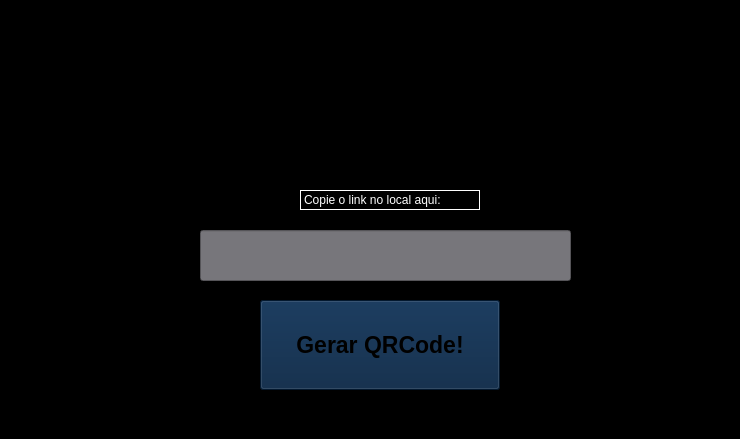
Before: the Qt Designer form painel.ui in alvarojlm/CRIADOR_QR, drawn with Qt 5.
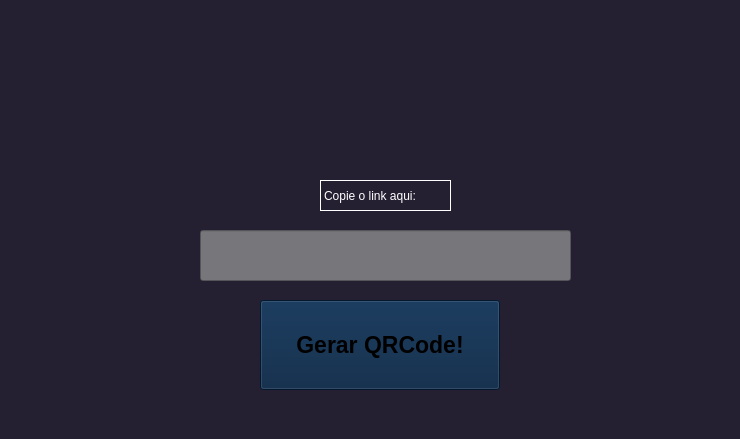
After: the same form once the commit is applied.

Patch:
```diff
--- a/painel.ui
+++ b/painel.ui
@@ -10,6 +10,151 @@
     <height>439</height>
    </rect>
   </property>
+  <property name="palette">
+   <palette>
+    <active>
+     <colorrole role="Button">
+      <brush brushstyle="SolidPattern">
+       <color alpha="255">
+        <red>36</red>
+        <green>31</green>
+        <blue>49</blue>
+       </color>
+      </brush>
+     </colorrole>
+     <colorrole role="Base">
+      <brush brushstyle="SolidPattern">
+       <color alpha="255">
+        <red>36</red>
+        <green>31</green>
+        <blue>49</blue>
+       </color>
+      </brush>
+     </colorrole>
+     <colorrole role="Window">
+      <brush brushstyle="SolidPattern">
+       <color alpha="255">
+        <red>36</red>
+        <green>31</green>
+        <blue>49</blue>
+       </color>
+      </brush>
+     </colorrole>
+     <colorrole role="Highlight">
+      <brush brushstyle="SolidPattern">
+       <color alpha="255">
+        <red>38</red>
+        <green>162</green>
+        <blue>105</blue>
+       </color>
+      </brush>
+     </colorrole>
+     <colorrole role="AlternateBase">
+      <brush brushstyle="SolidPattern">
+       <color alpha="255">
+        <red>255</red>
+        <green>255</green>
+        <blue>255</blue>
+       </color>
+      </brush>
+     </colorrole>
+    </active>
+    <inactive>
+     <colorrole role="Button">
+      <brush brushstyle="SolidPattern">
+       <color alpha="255">
+        <red>36</red>
+        <green>31</green>
+        <blue>49</blue>
+       </color>
+      </brush>
+     </colorrole>
+     <colorrole role="Base">
+      <brush brushstyle="SolidPattern">
+       <color alpha="255">
+        <red>36</red>
+        <green>31</green>
+        <blue>49</blue>
+       </color>
+      </brush>
+     </colorrole>
+     <colorrole role="Window">
+      <brush brushstyle="SolidPattern">
+       <color alpha="255">
+        <red>36</red>
+        <green>31</green>
+        <blue>49</blue>
+       </color>
+      </brush>
+     </colorrole>
+     <colorrole role="Highlight">
+      <brush brushstyle="SolidPattern">
+       <color alpha="255">
+        <red>38</red>
+        <green>162</green>
+        <blue>105</blue>
+       </color>
+      </brush>
+     </colorrole>
+     <colorrole role="AlternateBase">
+      <brush brushstyle="SolidPattern">
+       <color alpha="255">
+        <red>255</red>
+        <green>255</green>
+        <blue>255</blue>
+       </color>
+      </brush>
+     </colorrole>
+    </inactive>
+    <disabled>
+     <colorrole role="Button">
+      <brush brushstyle="SolidPattern">
+       <color alpha="255">
+        <red>36</red>
+        <green>31</green>
+        <blue>49</blue>
+       </color>
+      </brush>
+     </colorrole>
+     <colorrole role="Base">
+      <brush brushstyle="SolidPattern">
+       <color alpha="255">
+        <red>36</red>
+        <green>31</green>
+        <blue>49</blue>
+       </color>
+      </brush>
+     </colorrole>
+     <colorrole role="Window">
+      <brush brushstyle="SolidPattern">
+       <color alpha="255">
+        <red>36</red>
+        <green>31</green>
+        <blue>49</blue>
+       </color>
+      </brush>
+     </colorrole>
+     <colorrole role="Highlight">
+      <brush brushstyle="SolidPattern">
+       <color alpha="255">
+        <red>145</red>
+        <green>145</green>
+        <blue>145</blue>
+       </color>
+      </brush>
+     </colorrole>
+     <colorrole role="AlternateBase">
+      <brush brushstyle="SolidPattern">
+       <color alpha="255">
+        <red>255</red>
+        <green>255</green>
+        <blue>255</blue>
+       </color>
+      </brush>
+     </colorrole>
+    </disabled>
+   </palette>
+  </property>
   <property name="mouseTracking">
    <bool>false</bool>
   </property>
@@ -23,7 +168,8 @@
    <double>1.000000000000000</double>
   </property>
   <property name="styleSheet">
-   <string notr="true">background-color: rgb(0, 0, 0);</string>
+   <string notr="true">background-color: rgb(36, 31, 49);
+alternate-background-color: rgb(255, 255, 255);</string>
   </property>
   <widget class="QPushButton" name="Gerar_QRCode">
    <property name="enabled">
@@ -76,6 +222,15 @@
         </color>
        </brush>
       </colorrole>
+      <colorrole role="AlternateBase">
+       <brush brushstyle="SolidPattern">
+        <color alpha="255">
+         <red>255</red>
+         <green>255</green>
+         <blue>255</blue>
+        </color>
+       </brush>
+      </colorrole>
      </active>
      <inactive>
       <colorrole role="WindowText">
@@ -114,6 +269,15 @@
         </color>
        </brush>
       </colorrole>
+      <colorrole role="AlternateBase">
+       <brush brushstyle="SolidPattern">
+        <color alpha="255">
+         <red>255</red>
+         <green>255</green>
+         <blue>255</blue>
+        </color>
+       </brush>
+      </colorrole>
      </inactive>
      <disabled>
       <colorrole role="WindowText">
@@ -152,6 +316,15 @@
         </color>
        </brush>
       </colorrole>
+      <colorrole role="AlternateBase">
+       <brush brushstyle="SolidPattern">
+        <color alpha="255">
+         <red>255</red>
+         <green>255</green>
+         <blue>255</blue>
+        </color>
+       </brush>
+      </colorrole>
      </disabled>
     </palette>
    </property>
@@ -206,10 +379,10 @@
   <widget class="QLabel" name="tex_r">
    <property name="geometry">
     <rect>
-     <x>300</x>
-     <y>190</y>
-     <width>180</width>
-     <height>20</height>
+     <x>320</x>
+     <y>180</y>
+     <width>131</width>
+     <height>31</height>
     </rect>
    </property>
    <property name="autoFillBackground">
@@ -227,8 +400,11 @@
    <property name="frameShadow">
     <enum>QFrame::Plain</enum>
    </property>
+   <property name="midLineWidth">
+    <number>0</number>
+   </property>
    <property name="text">
-    <string>Copie o link no local aqui: </string>
+    <string>Copie o link aqui: </string>
    </property>
   </widget>
   <widget class="QLineEdit" name="g_link">
@@ -240,6 +416,11 @@
      <height>51</height>
     </rect>
    </property>
+   <property name="font">
+    <font>
+     <pointsize>16</pointsize>
+    </font>
+   </property>
    <property name="layoutDirection">
     <enum>Qt::LeftToRight</enum>
    </property>
```
Left out of the diff: 2 changed lines with no effect on the pictures.
